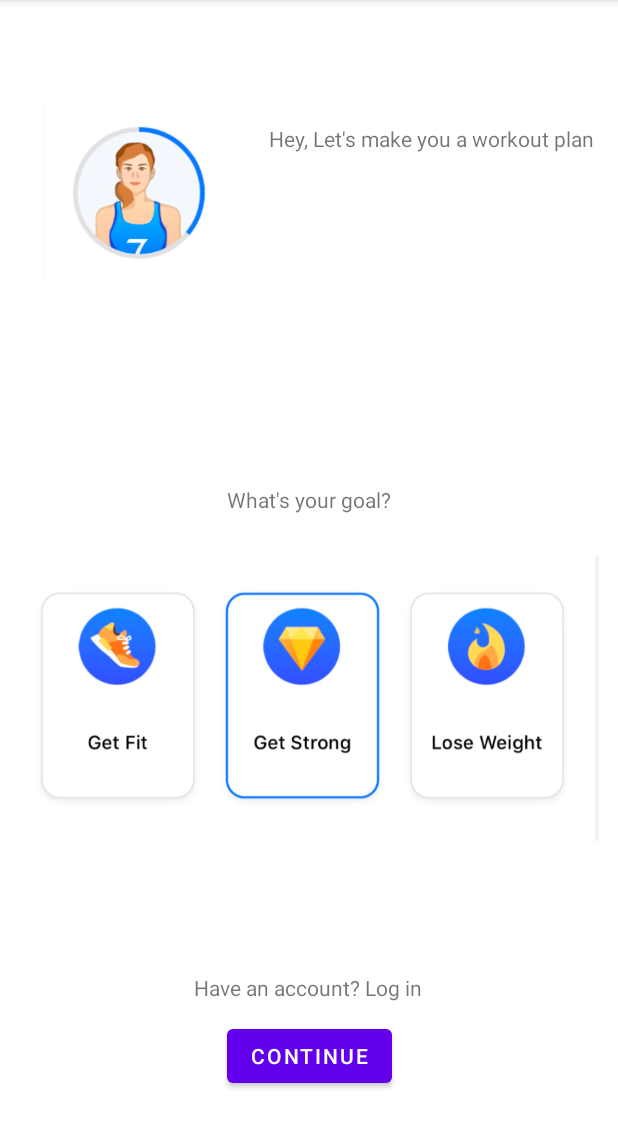
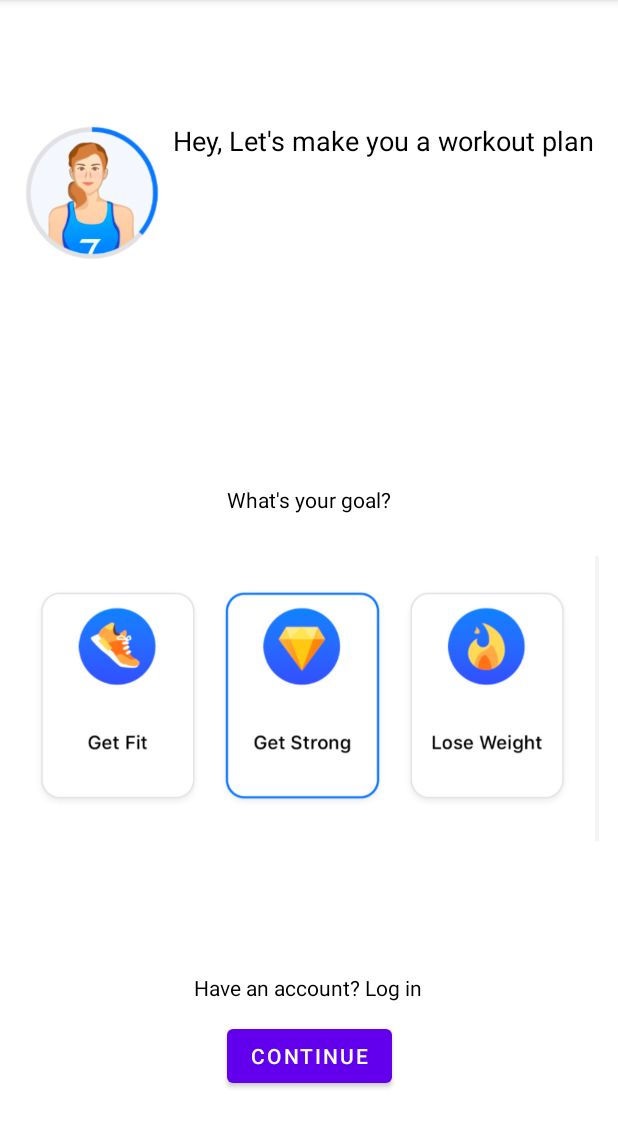
Before and after one commit to CyberDragon25/Seven-Goal-Setting, an Android app: the screen it shows after launch (MainActivity), on a phone screen of 412 x 824 dp, the part 84-1232 px from its top. Run offline under Robolectric (Android 15) with nearby library versions, the phone set to English and light mode, and no system bars.

Commit message:
slight chaned text color and size

```diff
--- a/app/src/main/res/layout/activity_main.xml
+++ b/app/src/main/res/layout/activity_main.xml
@@ -22,6 +22,8 @@
         android:layout_width="wrap_content"
         android:layout_height="wrap_content"
         android:layout_marginEnd="16dp"
+        android:textSize="18sp"
+        android:textColor="@color/black"
         android:text="Hey, Let's make you a workout plan"
         app:layout_constraintBottom_toTopOf="@+id/textView2"
         app:layout_constraintEnd_toEndOf="parent"
@@ -33,6 +35,7 @@
         android:layout_width="wrap_content"
         android:layout_height="wrap_content"
         android:layout_marginBottom="28dp"
+        android:textColor="@color/black"
         android:text="What's your goal?"
         app:layout_constraintBottom_toTopOf="@+id/imageView2"
         app:layout_constraintEnd_toEndOf="parent"
@@ -53,6 +56,7 @@
         android:layout_width="wrap_content"
         android:layout_height="wrap_content"
         android:layout_marginBottom="12dp"
+        android:textColor="@color/black"
         android:text="Have an account? Log in"
         app:layout_constraintBottom_toTopOf="@+id/button"
         app:layout_constraintEnd_toEndOf="parent"
```
